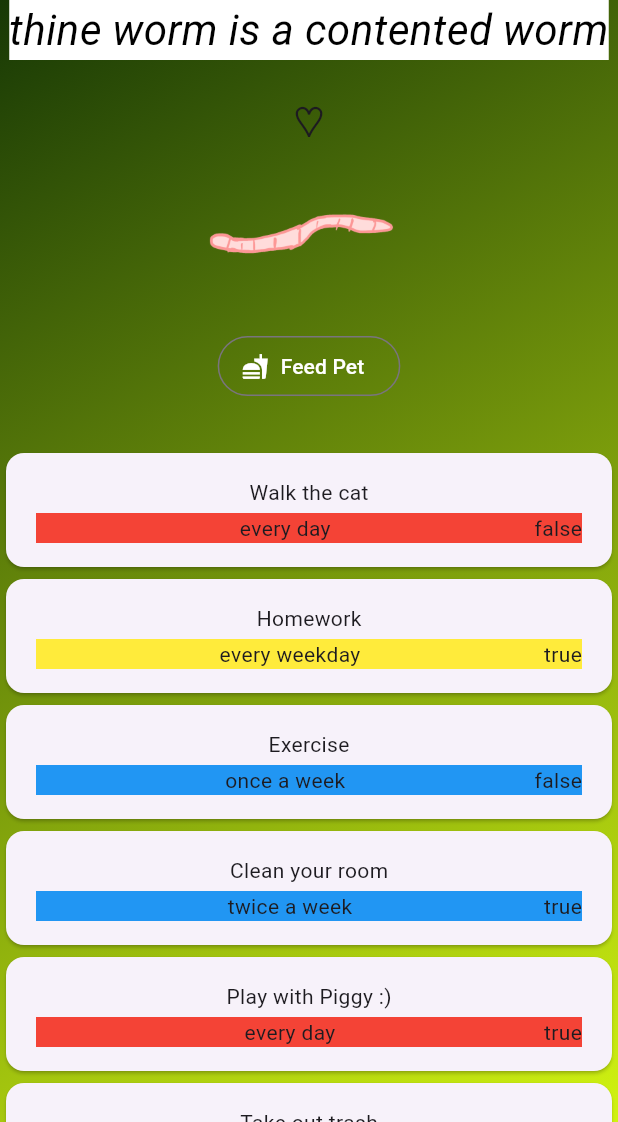
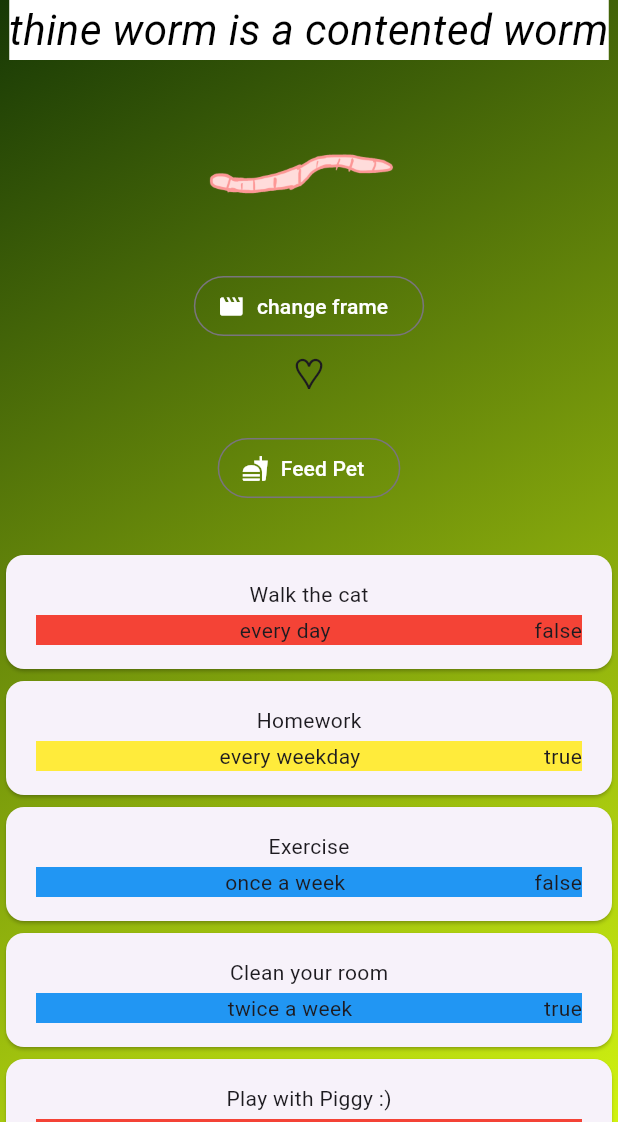
Before and after one commit to abbymachines/habit_vpet, a Flutter app: the screen it shows after launch, on a phone screen of 412 x 824 dp, the part 114-1236 px from its top. Run offline on Flutter 3.47's test engine with Material 2 defaults, Android fonts, the phone set to English and light mode, and no system bars; missing offline and left inert: dart:ffi.

Commit message:
refactor pet_feeder to separate frame-changing functionality into its own widget and button

```diff
--- a/lib/habit_vpet.dart
+++ b/lib/habit_vpet.dart
@@ -5,6 +5,7 @@ import 'package:habit_vpet/widgets/screens/start_screen.dart';
 import 'package:habit_vpet/models/habit.dart';
 import 'package:habit_vpet/widgets/habit_list/habit_list.dart';
 import 'package:habit_vpet/widgets/new_habit.dart';
+import 'package:habit_vpet/widgets/pet/frame_changer.dart';
 
 class HabitVpet extends StatefulWidget {
   const HabitVpet({super.key});
@@ -134,6 +135,9 @@ class _HabitVpetState extends State<HabitVpet> {
             const StyledText('thine worm is a contented worm'),
             const SizedBox(height: 20),
             const Center(
+              child: FrameChanger(),
+            ),
+            const Center(
               child: PetFeeder(),
             ),
             const SizedBox(height: 30),
--- a/lib/widgets/pet/frame_changer.dart
+++ b/lib/widgets/pet/frame_changer.dart
@@ -1,3 +1,43 @@
 import 'dart:math';
 import 'package:flutter/material.dart';
 import 'package:habit_vpet/widgets/pet/pet.dart';
+
+final randomizer = Random();
+
+class FrameChanger extends StatefulWidget {
+  const FrameChanger({super.key});
+
+  @override
+  State<FrameChanger> createState() {
+    return _FrameChangerState();
+  }
+}
+
+class _FrameChangerState extends State<FrameChanger> {
+  var currentPetFrame = 2;
+
+  void changeFrame() {
+    setState(() {
+      currentPetFrame = randomizer.nextInt(4) + 1;
+    });
+  }
+
+  @override
+  Widget build(context) {
+    return Column(
+      mainAxisSize: MainAxisSize.min,
+      children: [
+        Pet(currentPetFrame),
+        const SizedBox(
+          height: 20,
+        ),
+        OutlinedButton.icon(
+          onPressed: changeFrame,
+          style: OutlinedButton.styleFrom(foregroundColor: Colors.white),
+          icon: const Icon(Icons.movie),
+          label: const Text('change frame'),
+        ),
+      ],
+    );
+  }
+}
--- a/lib/widgets/pet/pet_feeder.dart
+++ b/lib/widgets/pet/pet_feeder.dart
@@ -1,7 +1,6 @@
 import 'dart:math';
 import 'package:flutter/material.dart';
 import 'package:habit_vpet/widgets/heart_bar/heart_bar.dart';
-import 'package:habit_vpet/widgets/pet/pet.dart';
 
 final randomizer = Random();
 
@@ -15,12 +14,10 @@ class PetFeeder extends StatefulWidget {
 }
 
 class _PetFeederState extends State<PetFeeder> {
-  var currentPetFrame = 2;
   var currentHealth = 0;
 
   void feedPet() {
     setState(() {
-      currentPetFrame = randomizer.nextInt(4) + 1;
       if (currentHealth >= 4) {
         currentHealth = 0;
       }
@@ -34,7 +31,6 @@ class _PetFeederState extends State<PetFeeder> {
       mainAxisSize: MainAxisSize.min,
       children: [
         HeartBar(currentHealth),
-        Pet(currentPetFrame),
         const SizedBox(height: 20),
         OutlinedButton.icon(
           onPressed: feedPet,
```
